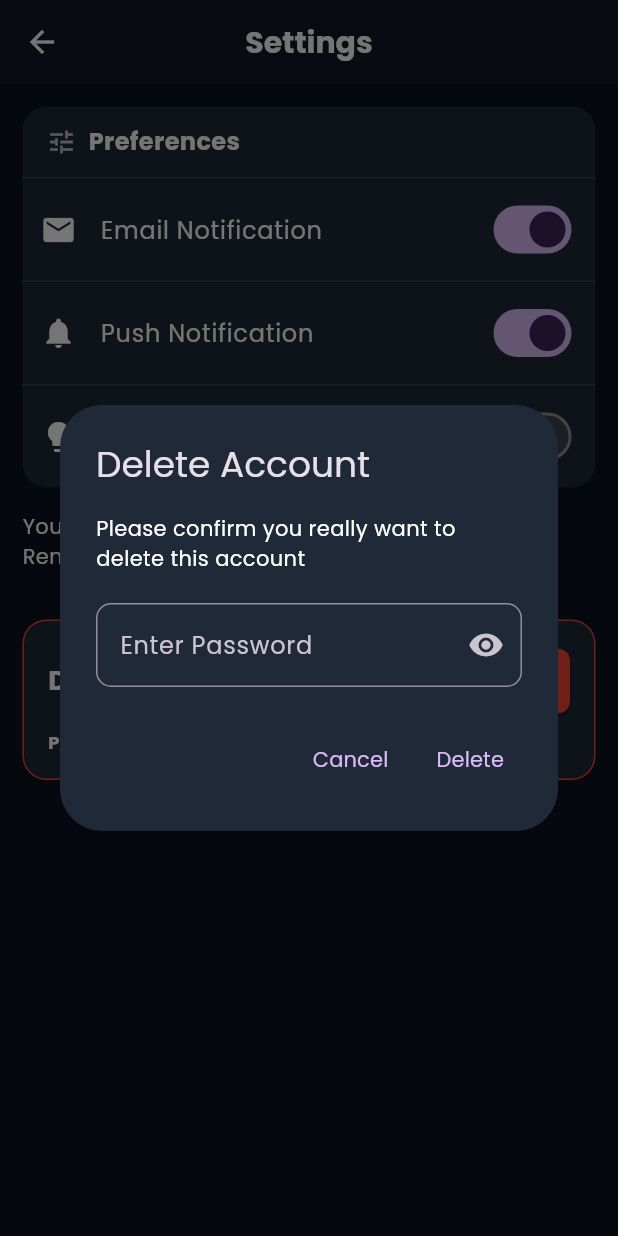
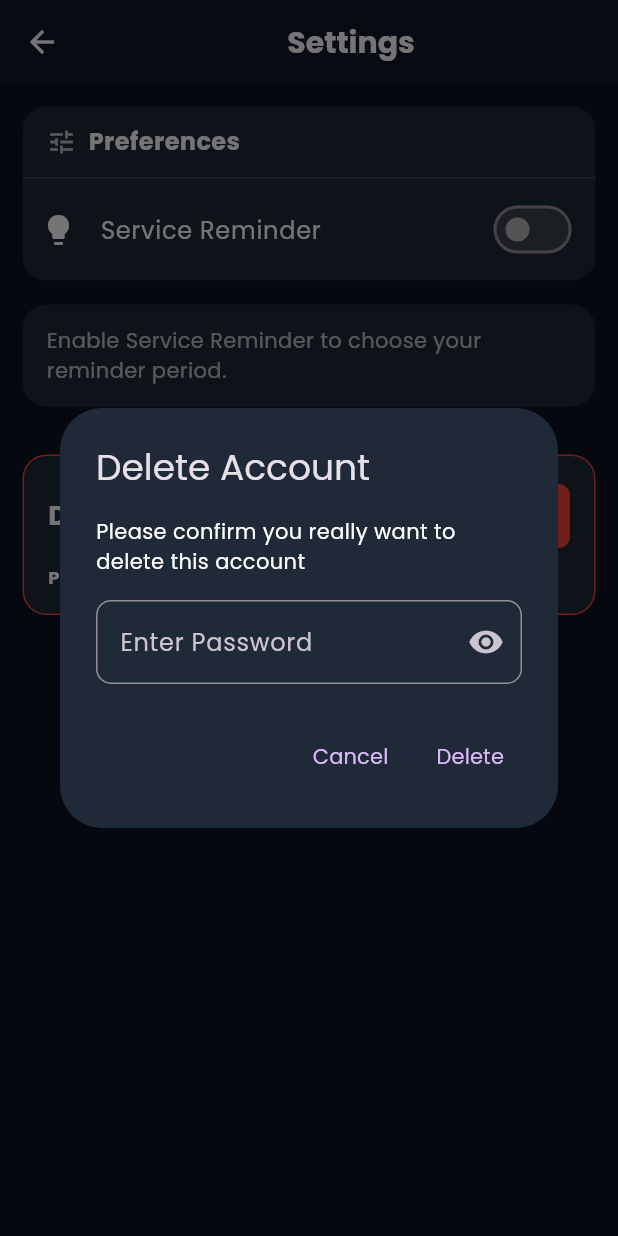
Before and after one commit to CF-0918/Help4u, a Flutter app: the Settings screen opened directly, after a tap on "Service Reminder", after a tap on "Delete", on a phone screen of 412 x 824 dp. Run offline on Flutter 3.47's test engine with Material 3 defaults, Android fonts, the light colour scheme and no system bars; our stand-ins replace barcode_widget, buttons_tabbar, dotted_border, firebase_core, firebase_messaging, flutter_local_notifications and 8 more; missing offline and left inert: screen_brightness; accounts and stored records are empty.

Commit message:
Real time service reminder done,delete acc done

```diff
--- a/lib/Screen/MakeAppointment.dart
+++ b/lib/Screen/MakeAppointment.dart
@@ -10,6 +10,7 @@ import 'package:workshop_assignment/Repository/appointment_repo.dart';
 import 'package:workshop_assignment/Repository/outlet_repo.dart';
 import 'package:workshop_assignment/Repository/serviceType_repo.dart';
 import 'package:workshop_assignment/Repository/vehicle_repo.dart';
+import 'package:workshop_assignment/Screen/MyVehicle.dart';
 import 'package:workshop_assignment/authencation/auth_service.dart';
 import 'package:flutter/services.dart';
 
@@ -292,7 +293,7 @@ class _MakeAppointmentState extends State<MakeAppointment> {
                     const SizedBox(height: 16),
                     FilledButton.icon(
                       onPressed: () {
-                        Navigator.push(context, MaterialPageRoute(builder: (context) => EditProfile()));
+                        Navigator.push(context, MaterialPageRoute(builder: (context) => MyVehicle()));
                       },
                       icon: const Icon(Icons.add_circle_outline),
                       label: const Text("Add Vehicle"),
--- a/lib/Screen/Settings.dart
+++ b/lib/Screen/Settings.dart
@@ -1,4 +1,12 @@
 import 'package:flutter/material.dart';
+import 'package:supabase_flutter/supabase_flutter.dart';
+import 'package:workshop_assignment/Repository/settings_repo.dart';
+import 'package:workshop_assignment/Repository/user_repo.dart';
+import 'package:workshop_assignment/authencation/auth_service.dart';
+
+// Avoid name clash with the widget by using an alias for the model.
+import '../Models/Settings.dart' as m;
+import 'Login.dart';
 
 class Settings extends StatefulWidget {
   const Settings({super.key});
@@ -9,100 +17,88 @@ class Settings extends StatefulWidget {
 
 class _SettingsState extends State<Settings> {
   final Color surface = const Color(0xFF1F2937);
-  bool emailNotification = true;
-  bool pushNotification = true;
+
+  /// UI State
   bool serviceReminder = true;
-  String? selectedValue = "7"; // current selected radio value
+  String? selectedValue = '14'; // default when user just registered
 
-  TextEditingController passwordController = TextEditingController();
+  /// Data
+  final _auth = AuthService();
+  final _repo = SettingsRepository();
+  m.Settings? _settings; // nullable until loaded
+  bool _loading = true;
+  bool _saving = false;
+
+  /// Load settings for the logged in user
+  Future<void> _loadSettings() async {
+    final userId = _auth.currentUserId;
+    if (userId == null) {
+      setState(() {
+        _loading = false;
+      });
+      return;
+    }
+
+    try {
+      final s = await _repo.getByUserId(userId);
+      // If no row yet, we keep defaults (14 days, enabled)
+      setState(() {
+        _settings = s;
+        selectedValue = (s?.serviceReminderDays ?? 14).toString();
+        serviceReminder = true; // if you support disabling, bind it to a column
+        _loading = false;
+      });
+    } catch (e) {
+      // Fail gracefully but let user still interact
+      setState(() {
+        _loading = false;
+      });
+      ScaffoldMessenger.of(context).showSnackBar(
+        SnackBar(content: Text('Failed to load settings: $e')),
+      );
+    }
+  }
+
+  /// Save to repository (upsert)
+  Future<void> _save() async {
+    final userId = _auth.currentUserId;
+    if (userId == null || selectedValue == null) return;
+
+    setState(() => _saving = true);
+    try {
+      // SAVE: adapt if your repo uses a different method signature.
+      await _repo.update(
+        userId: userId,
+        serviceReminderDays: int.parse(selectedValue!),
+      );
+      // Keep local cache in sync
+      _settings = m.Settings(
+        id: _settings!.id,
+        userId: userId,
+        serviceReminderDays: int.parse(selectedValue!),
+        createdAt: _settings!.createdAt,
+        updatedAt: DateTime.now(),
+      );
+    } catch (e) {
+      ScaffoldMessenger.of(context).showSnackBar(
+        SnackBar(content: Text('Failed to save: $e')),
+      );
+    } finally {
+      if (mounted) setState(() => _saving = false);
+    }
+  }
+
+  @override
+  void initState() {
+    super.initState();
+    _loadSettings();
+  }
 
   @override
   Widget build(BuildContext context) {
-    void _showDeleteAccDialog() {
-      showDialog(
-        context: context,
-        builder:
-            (context) => AlertDialog(
-              title: Text("Delete Account"),
-              content: Column(
-                mainAxisSize: MainAxisSize.min, // 👈 key line
-                crossAxisAlignment: CrossAxisAlignment.start,
-                children: [
-                  Text("Please confirm you really want to delete this account"),
-                  SizedBox(height: 20),
-                  Form(
-                    child: TextFormField(
-                      controller: passwordController,
-                      decoration: InputDecoration(
-                        label: Text("Enter Password"),
-                        border: OutlineInputBorder(
-                          borderRadius: BorderRadius.circular(10),
-                        ),
-                        focusedBorder: OutlineInputBorder(
-                          borderRadius: BorderRadius.circular(10),
-                          borderSide: BorderSide(color: Colors.red),
-                        ),
-                        suffixIcon: Icon(Icons.remove_red_eye),
-                      ),
-                      obscureText: true,
-                    ),
-                  ),
-                ],
-              ),
-              backgroundColor: surface,
-              actions: [
-                TextButton(
-                  onPressed: () {
-                    Navigator.pop(context);
-                  },
-                  child: Text("Cancel"),
-                ),
-                TextButton(
-                  onPressed: () {
-                    ScaffoldMessenger.of(context).showSnackBar(
-                      SnackBar(
-                        backgroundColor: Colors.red,
-                        content: const Text(
-                          "Account Deleted",
-                          style: TextStyle(
-                            color: Colors.white,
-                            fontWeight: FontWeight.bold,
-                          ),
-                        ),
-                        action: SnackBarAction(
-                          label: "Undo",
-                          textColor: Colors.white,
-                          onPressed: () {
-                            // 👇 put your undo logic here
-                            print("Undo tapped!");
-                          },
-                        ),
-                        duration: const Duration(seconds: 5), // optional
-                      ),
-                    );
-
-                    Navigator.pop(context); // close dialog
-                  },
-                  child: const Text("Delete"),
-                ),
-              ],
-            ),
-      );
-    }
-
-    return Scaffold(
-      appBar: AppBar(
-        centerTitle: true,
-        backgroundColor: const Color(0xFF111827),
-        foregroundColor: Colors.white,
-        title: const Text(
-          "Settings",
-          style: TextStyle(fontWeight: FontWeight.bold, fontSize: 20),
-        ),
-      ),
-      backgroundColor: const Color(0xFF0B1220),
-
-      body: ListView(
+    final body = _loading
+        ? const Center(child: CircularProgressIndicator())
+        : ListView(
       padding: const EdgeInsets.all(15),
       children: [
         // Preferences section
@@ -115,28 +111,15 @@ class _SettingsState extends State<Settings> {
             children: [
               _sectionHeader(icon: Icons.tune, label: "Preferences"),
               const Divider(height: 1, color: Colors.white12),
-
-                _settingTile(
-                  icon: Icons.email,
-                  title: "Email Notification",
-                  value: emailNotification,
-                  onChanged: (v) => setState(() => emailNotification = v),
-                ),
-                const Divider(height: 1, color: Colors.white12),
-
-                _settingTile(
-                  icon: Icons.notifications,
-                  title: "Push Notification",
-                  value: pushNotification,
-                  onChanged: (v) => setState(() => pushNotification = v),
-                ),
-                const Divider(height: 1, color: Colors.white12),
-
               _settingTile(
                 icon: Icons.lightbulb,
                 title: "Service Reminder",
                 value: serviceReminder,
-                  onChanged: (v) => setState(() => serviceReminder = v),
+                onChanged: (v) async {
+                  setState(() => serviceReminder = v);
+                  // If you actually store enable/disable in DB, save here.
+                  // For now, we only store days; the switch just hides radios.
+                },
               ),
             ],
           ),
@@ -144,14 +127,9 @@ class _SettingsState extends State<Settings> {
 
         const SizedBox(height: 16),
 
-          // Radio group section
-          serviceReminder != true
-              ? Container(
-                child: Text(
-                  "You can set the reminder period when Service Reminder is enabled.",
-                ),
-              )
-              : Container(
+        // Radio group section (only when enabled)
+        if (serviceReminder) ...[
+          Container(
             decoration: BoxDecoration(
               color: surface,
               borderRadius: BorderRadius.circular(16),
@@ -164,98 +142,95 @@ class _SettingsState extends State<Settings> {
                 ),
                 const Divider(height: 1, color: Colors.white12),
 
+                // 7 days
                 _radioTile(
                   value: "7",
-                      title: "7 Days Onwards",
+                  title: "7 Days Before",
                   subtitle:
                   "You will receive a reminder 7 days before your service is due.",
+                  onChanged: (val) async {
+                    setState(() => selectedValue = val);
+                    await _save(); // SAVE on change
+                  },
                 ),
                 const Divider(height: 1, color: Colors.white12),
 
+                // 14 days
                 _radioTile(
-                      value: "3",
-                      title: "3 Days Onwards",
+                  value: "14",
+                  title: "14 Days Before",
                   subtitle:
-                          "You will receive a reminder 3 days before your service is due.",
+                  "You will receive a reminder 14 days before your service is due.",
+                  onChanged: (val) async {
+                    setState(() => selectedValue = val);
+                    await _save(); // SAVE on change
+                  },
                 ),
                 const Divider(height: 1, color: Colors.white12),
 
+                // 30 days
                 _radioTile(
-                      value: "1",
-                      title: "1 Day Onwards",
+                  value: "30",
+                  title: "30 Days Before",
                   subtitle:
-                          "You will receive a reminder 1 day before your service is due.",
+                  "You will receive a reminder 30 days before your service is due.",
+                  onChanged: (val) async {
+                    setState(() => selectedValue = val);
+                    await _save(); // SAVE on change
+                  },
                 ),
               ],
             ),
           ),
+        ] else ...[
+          Container(
+            padding:
+            const EdgeInsets.symmetric(horizontal: 16, vertical: 14),
+            decoration: BoxDecoration(
+              color: surface,
+              borderRadius: BorderRadius.circular(16),
+            ),
+            child: const Text(
+              "Enable Service Reminder to choose your reminder period.",
+              style: TextStyle(color: Colors.white70),
+            ),
+          ),
+        ],
 
         const SizedBox(height: 16),
 
-          Container(
-            margin: const EdgeInsets.symmetric(vertical: 16),
-            padding: const EdgeInsets.all(16),
-            width: double.infinity,
-            decoration: BoxDecoration(
-              color: surface,
-              borderRadius: BorderRadius.circular(16),
-              border: Border.all(color: Colors.red),
-            ),
-            child: Column(
-              crossAxisAlignment: CrossAxisAlignment.start,
+        // Delete Account box (unchanged, just slightly tidied)
+        _deleteAccountCard(),
+      ],
+    );
+
+    return Scaffold(
+      appBar: AppBar(
+        centerTitle: true,
+        backgroundColor: const Color(0xFF111827),
+        foregroundColor: Colors.white,
+        title: Row(
+          mainAxisAlignment: MainAxisAlignment.center,
           children: [
-                Row(
-                  children: [
-                    const Expanded(
-                      child: Text(
-                        "Delete Account?",
-                        style: TextStyle(
-                          fontSize: 18,
-                          fontWeight: FontWeight.bold,
-                          color: Colors.white,
-                        ),
-                      ),
-                    ),
-                    const SizedBox(width: 8),
-                    ElevatedButton(
-                      style: ElevatedButton.styleFrom(
-                        textStyle: TextStyle(
-                          fontWeight: FontWeight.bold,
-                          fontSize: 16,
-                        ),
-                        padding: const EdgeInsets.symmetric(
-                          horizontal: 18,
-                          vertical: 12,
-                        ),
-                        backgroundColor: Colors.red,
-                        foregroundColor: Colors.white,
-                        shape: RoundedRectangleBorder(
-                          borderRadius: BorderRadius.circular(8),
-                        ),
-                      ),
-                      onPressed: _showDeleteAccDialog,
-                      child: const Text("Delete"),
+            const Text("Settings",
+                style: TextStyle(fontWeight: FontWeight.bold, fontSize: 20)),
+            if (_saving) ...[
+              const SizedBox(width: 10),
+              const SizedBox(
+                width: 16,
+                height: 16,
+                child: CircularProgressIndicator(strokeWidth: 2),
               ),
             ],
-                ),
-                const SizedBox(height: 8),
-                const Text(
-                  "Please confirm you really want to delete this account",
-                  style: TextStyle(
-                    fontWeight: FontWeight.bold,
-                    fontSize: 12,
-                    color: Colors.white,
-                  ),
-                ),
           ],
         ),
       ),
-        ],
-      ),
+      backgroundColor: const Color(0xFF0B1220),
+      body: body,
     );
   }
 
-  // ----- helpers -----
+  // ----- UI helpers -----
 
   Widget _sectionHeader({required IconData icon, required String label}) {
     return Padding(
@@ -302,21 +277,215 @@ class _SettingsState extends State<Settings> {
     required String value,
     required String title,
     String? subtitle,
+    required ValueChanged<String> onChanged,
   }) {
     return RadioListTile<String>(
       value: value,
       groupValue: selectedValue,
-      onChanged: (val) => setState(() => selectedValue = val),
+      onChanged: (val) {
+        if (val != null) onChanged(val);
+      },
       contentPadding: const EdgeInsets.symmetric(horizontal: 12, vertical: 6),
       title: Text(
         title,
         style: const TextStyle(color: Colors.white, fontSize: 16),
       ),
-      subtitle:
-          subtitle == null
+      subtitle: subtitle == null
           ? null
           : Text(subtitle, style: const TextStyle(color: Colors.white70)),
       activeColor: Colors.blueAccent,
     );
   }
+
+  Widget _deleteAccountCard() {
+    final controller = TextEditingController();
+
+    void _showDeleteAccDialog() {
+      showDialog(
+        context: context,
+        builder: (context) => AlertDialog(
+          title: const Text("Delete Account"),
+          content: Column(
+            mainAxisSize: MainAxisSize.min,
+            crossAxisAlignment: CrossAxisAlignment.start,
+            children: [
+              const Text("Please confirm you really want to delete this account"),
+              const SizedBox(height: 16),
+              TextFormField(
+                controller: controller,
+                decoration: InputDecoration(
+                  label: const Text("Enter Password"),
+                  border: OutlineInputBorder(
+                    borderRadius: BorderRadius.circular(10),
+                  ),
+                  focusedBorder: OutlineInputBorder(
+                    borderRadius: BorderRadius.circular(10),
+                    borderSide: const BorderSide(color: Colors.red),
+                  ),
+                  suffixIcon: const Icon(Icons.remove_red_eye),
+                ),
+                obscureText: true,
+              ),
+            ],
+          ),
+          backgroundColor: surface,
+          actions: [
+            TextButton(
+              onPressed: () => Navigator.pop(context),
+              child: const Text("Cancel"),
+            ),
+            TextButton(
+              onPressed: () async {
+                final pwd = controller.text.trim();
+
+                if (pwd.isEmpty) {
+                  ScaffoldMessenger.of(context).showSnackBar(
+                    const SnackBar(
+                      backgroundColor: Colors.red,
+                      content: Text(
+                        'Please enter your password',
+                        style: TextStyle(color: Colors.white, fontWeight: FontWeight.bold),
+                      ),
+                      duration: Duration(seconds: 3),
+                    ),
+                  );
+                  return;
                 }
+
+                try {
+                  // Re-authenticate (verifies password)
+                  final email = _auth.currentUserEmail;
+                  if (email == null) {
+                    throw Exception('No email on the current session.');
+                  }
+
+                  // Supabase v2
+                  await Supabase.instance.client.auth.signInWithPassword(
+                    email: email,
+                    password: pwd,
+                  );
+
+                  // If we get here, password is correct → disable the account
+                  final userId = _auth.currentUserId;
+                  if (userId == null) {
+                    throw Exception('No user id on the current session.');
+                  }
+
+                  await UserRepository().disabledUserAcc(userId);
+
+                  if (!context.mounted) return;
+                  Navigator.of(context).pop(); // close the dialog
+
+                  ScaffoldMessenger.of(context).showSnackBar(
+                    const SnackBar(
+                      backgroundColor: Colors.red,
+                      content: Text(
+                        'Account Deleted',
+                        style: TextStyle(color: Colors.white, fontWeight: FontWeight.bold),
+                      ),
+                      duration: Duration(seconds: 4),
+                    ),
+                  );
+
+                  // Sign out and go to Login
+                  await _auth.signOut();
+                  if (!context.mounted) return;
+                  Navigator.pushAndRemoveUntil(
+                    context,
+                    MaterialPageRoute(builder: (_) => const Login()),
+                        (_) => false,
+                  );
+                } on AuthException catch (_) {
+                  // Wrong password
+                  if (!context.mounted) return;
+                  ScaffoldMessenger.of(context).showSnackBar(
+                    const SnackBar(
+                      backgroundColor: Colors.red,
+                      content: Text(
+                        'Wrong password. Please try again.',
+                        style: TextStyle(color: Colors.white, fontWeight: FontWeight.bold),
+                      ),
+                      duration: Duration(seconds: 3),
+                    ),
+                  );
+                } catch (e) {
+                  // Anything else
+                  if (!context.mounted) return;
+                  ScaffoldMessenger.of(context).showSnackBar(
+                    SnackBar(
+                      backgroundColor: Colors.red,
+                      content: Text(
+                        'Failed to delete account: $e',
+                        style: const TextStyle(color: Colors.white, fontWeight: FontWeight.bold),
+                      ),
+                      duration: const Duration(seconds: 4),
+                    ),
+                  );
+                }
+              }
+              ,
+              child: const Text("Delete"),
+            ),
+          ],
+        ),
+      );
+    }
+
+    return Container(
+      margin: const EdgeInsets.symmetric(vertical: 16),
+      padding: const EdgeInsets.all(16),
+      width: double.infinity,
+      decoration: BoxDecoration(
+        color: surface,
+        borderRadius: BorderRadius.circular(16),
+        border: Border.all(color: Colors.red),
+      ),
+      child: Column(
+        crossAxisAlignment: CrossAxisAlignment.start,
+        children: [
+          Row(
+            children: [
+              const Expanded(
+                child: Text(
+                  "Delete Account?",
+                  style: TextStyle(
+                    fontSize: 18,
+                    fontWeight: FontWeight.bold,
+                    color: Colors.white,
+                  ),
+                ),
+              ),
+              const SizedBox(width: 8),
+              ElevatedButton(
+                style: ElevatedButton.styleFrom(
+                  textStyle: const TextStyle(
+                    fontWeight: FontWeight.bold,
+                    fontSize: 16,
+                  ),
+                  padding:
+                  const EdgeInsets.symmetric(horizontal: 18, vertical: 12),
+                  backgroundColor: Colors.red,
+                  foregroundColor: Colors.white,
+                  shape: RoundedRectangleBorder(
+                    borderRadius: BorderRadius.circular(8),
+                  ),
+                ),
+                onPressed: _showDeleteAccDialog,
+                child: const Text("Delete"),
+              ),
+            ],
+          ),
+          const SizedBox(height: 8),
+          const Text(
+            "Please confirm you really want to delete this account",
+            style: TextStyle(
+              fontWeight: FontWeight.bold,
+              fontSize: 12,
+              color: Colors.white,
+            ),
+          ),
+        ],
+      ),
+    );
+  }
+}
--- a/lib/authencation/auth_service.dart
+++ b/lib/authencation/auth_service.dart
@@ -123,6 +123,12 @@ class AuthService {
       throw Exception('No user found with this phone number.');
     }
 
+    String accStatus =await _userRepo.getAccStatus(phoneNo);
+    print("Account status: $accStatus");
+    if(accStatus!="active"){
+      throw Exception('Account is $accStatus. Please contact support.');
+    }
+
     // Supabase v2 login
     return await _supabase.auth.signInWithPassword(
       email: email,
```
Also changed, not shown: lib/Repository/user_repo.dart (+42 -0 lines), lib/Service/firebaseMessaging.dart (+0 -9 lines), lib/main.dart (+8 -0 lines). Lines whose indentation alone changed are shown as unchanged.
